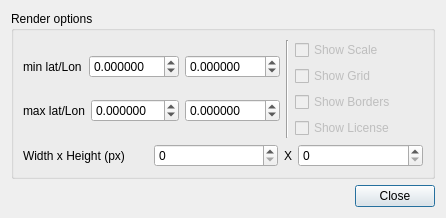
Old version of the form Render/NativeRenderDialog.ui in the repository openstreetmap/merkaartor.
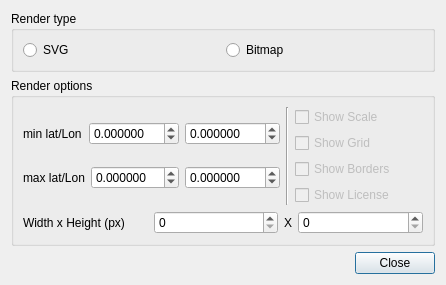
New version of the form.

Commit message: ADD : Native SVG renderer

```diff
--- a/Render/NativeRenderDialog.ui
+++ b/Render/NativeRenderDialog.ui
@@ -14,8 +14,31 @@
   </property>
   <layout class="QVBoxLayout" name="verticalLayout" >
    <item>
-    <widget class="QGroupBox" name="groupBox" >
-     <property name="title" >
+    <widget class="QGroupBox" name="groupBox_2">
+     <property name="title">
+      <string>Render type</string>
+     </property>
+     <layout class="QGridLayout" name="gridLayout">
+      <item row="0" column="0">
+       <widget class="QRadioButton" name="rbSVG">
+        <property name="text">
+         <string>SVG</string>
+        </property>
+       </widget>
+      </item>
+      <item row="0" column="1">
+       <widget class="QRadioButton" name="rbBitmap">
+        <property name="text">
+         <string>Bitmap</string>
+        </property>
+       </widget>
+      </item>
+     </layout>
+    </widget>
+   </item>
+   <item>
+    <widget class="QGroupBox" name="groupBox">
+     <property name="title">
       <string>Render options</string>
      </property>
      <layout class="QVBoxLayout" >
```
Left out of the diff: 167 changed lines with no effect on the pictures. The commit also changes 11 other files.
